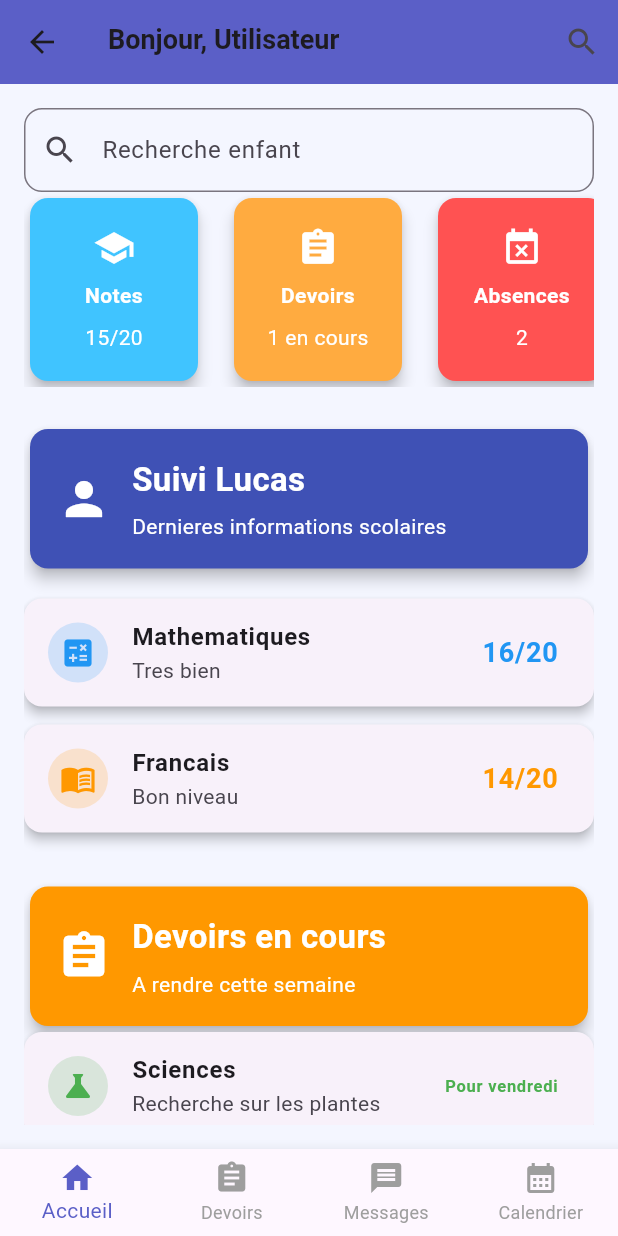
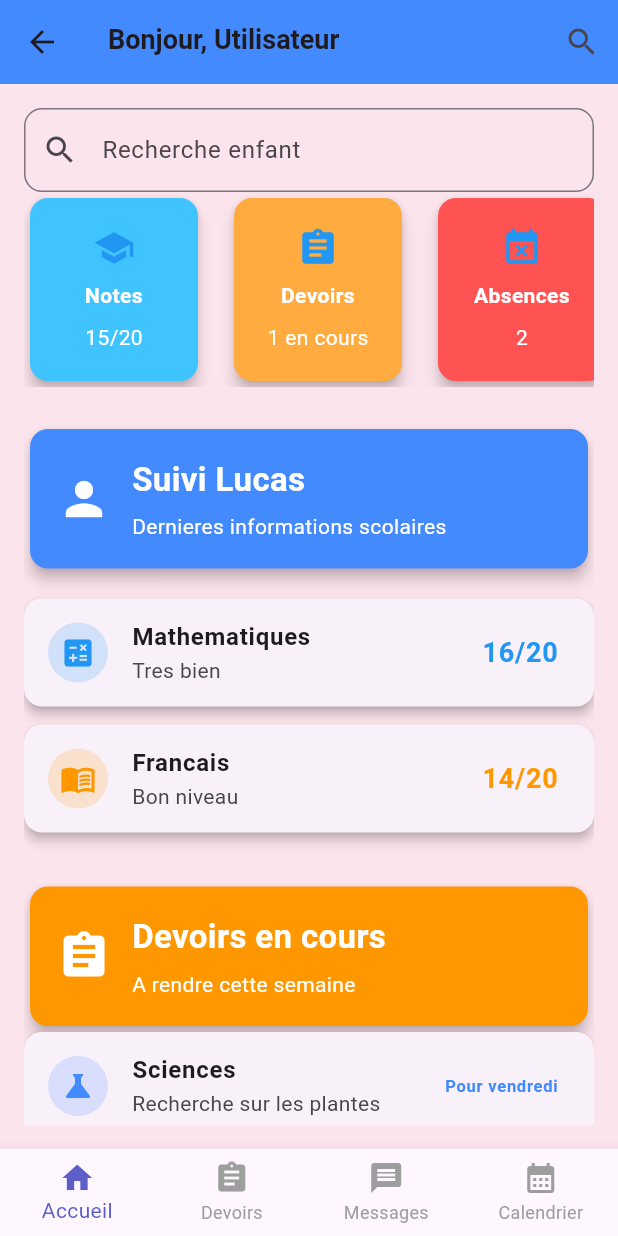
Before and after one commit to persideleonceadihou-cyber/educative, a Flutter app: the screen it shows after launch, after a tap on "Espace Parent", on a phone screen of 412 x 824 dp. Run offline on Flutter 3.47's test engine with Material 3 defaults, Android fonts, the phone set to English and light mode, and no system bars.

Commit message:
Update school pages and home assets

```diff
--- a/lib/home.dart
+++ b/lib/home.dart
@@ -8,21 +8,17 @@ class Home extends StatelessWidget {
   @override
   Widget build(BuildContext context) {
     return Scaffold(
-      backgroundColor: const Color(0xFFF5F7FF),
+      backgroundColor: Colors.pink[50],
       appBar: AppBar(
-        backgroundColor: const Color(0xFF5B5FC7),
         elevation: 0,
         centerTitle: true,
-        title: const Text(
-          'Suivi scolaire',
-          style: TextStyle(fontWeight: FontWeight.bold),
-        ),
+        title: const Text(''),
       ),
       body: Container(
         width: double.infinity,
         decoration: const BoxDecoration(
           gradient: LinearGradient(
-            colors: [Color(0xFFF5F7FF), Color(0xFFE8EDFF)],
+            colors: [Color(0xFFFFE5E5), Color(0xFFFFC1C1)],
             begin: Alignment.topCenter,
             end: Alignment.bottomCenter,
           ),
@@ -32,7 +28,18 @@ class Home extends StatelessWidget {
           child: Column(
             mainAxisAlignment: MainAxisAlignment.center,
             children: [
-              const Icon(Icons.school, size: 80, color: Color(0xFF5B5FC7)),
+              Image.asset(
+                'assets/images/image35.png',
+                height: 100,
+                fit: BoxFit.contain,
+                errorBuilder: (context, error, stackTrace) {
+                  return const Icon(
+                    Icons.school,
+                    size: 80,
+                    color: Color(0xFF5B5FC7),
+                  );
+                },
+              ),
               const SizedBox(height: 20),
               const Text(
                 'Bienvenue sur le suivi scolaire',
@@ -59,7 +66,7 @@ class Home extends StatelessWidget {
                 width: double.infinity,
                 child: ElevatedButton.icon(
                   style: ElevatedButton.styleFrom(
-                    backgroundColor: const Color(0xFF5B5FC7),
+                    backgroundColor: Colors.orange[200],
                     padding: const EdgeInsets.symmetric(vertical: 14),
                     shape: RoundedRectangleBorder(
                       borderRadius: BorderRadius.circular(14),
@@ -71,7 +78,7 @@ class Home extends StatelessWidget {
                       MaterialPageRoute(builder: (context) => const Parentdashboard()),
                     );
                   },
-                  icon: const Icon(Icons.family_restroom, color: Colors.white),
+                  icon: const Icon(Icons.family_restroom, color:  Color(0xFF2C2F63),),
                   label: const Text(
                     'Espace Parent',
                     style: TextStyle(fontSize: 16, fontWeight: FontWeight.w600),
@@ -85,7 +92,7 @@ class Home extends StatelessWidget {
                 width: double.infinity,
                 child: ElevatedButton.icon(
                   style: ElevatedButton.styleFrom(
-                    backgroundColor: const Color(0xFF7C83E6),
+                    backgroundColor: Colors.orange[200],
                     padding: const EdgeInsets.symmetric(vertical: 14),
                     shape: RoundedRectangleBorder(
                       borderRadius: BorderRadius.circular(14),
@@ -97,7 +104,7 @@ class Home extends StatelessWidget {
                       MaterialPageRoute(builder: (context) => const Pageecole()),
                     );
                   },
-                  icon: const Icon(Icons.apartment, color: Colors.white),
+                  icon: const Icon(Icons.school, color: Color(0xFFFCE4EC)),
                   label: const Text(
                     'Espace École',
                     style: TextStyle(fontSize: 16, fontWeight: FontWeight.w600),
--- a/lib/parentdashboard.dart
+++ b/lib/parentdashboard.dart
@@ -92,7 +92,7 @@ class _ParentdashboardState extends State<Parentdashboard> {
           title: 'Sciences',
           subtitle: 'Recherche sur les plantes',
           detail: 'Pour vendredi',
-          color: Colors.green,
+          color: Colors.blueAccent,
           icon: Icons.science,
         ),
       ],
@@ -107,14 +107,14 @@ class _ParentdashboardState extends State<Parentdashboard> {
           subject: 'Mathematiques',
           note: '18/20',
           appreciation: 'Excellent',
-          color: Colors.blue,
+          color: Colors.orangeAccent,
           icon: Icons.calculate,
         ),
         NoteInfo(
           subject: 'Sciences',
           note: '16/20',
           appreciation: 'Bon travail',
-          color: Colors.green,
+          color: Colors.pinkAccent,
           icon: Icons.science,
         ),
       ],
@@ -138,7 +138,7 @@ class _ParentdashboardState extends State<Parentdashboard> {
           subject: 'Histoire',
           note: '13/20',
           appreciation: 'Peut mieux faire',
-          color: Colors.purple,
+          color: Colors.blue,
           icon: Icons.history_edu,
         ),
         NoteInfo(
@@ -186,9 +186,9 @@ class _ParentdashboardState extends State<Parentdashboard> {
   @override
   Widget build(BuildContext context) {
     return Scaffold(
-      backgroundColor: const Color(0xFFF4F6FF),
+      backgroundColor: Colors.pink[50],
       appBar: AppBar(
-        backgroundColor: const Color(0xFF5B5FC7),
+        backgroundColor:Colors.blueAccent,
         title: Column(
           crossAxisAlignment: CrossAxisAlignment.start,
           mainAxisSize: MainAxisSize.min,
@@ -363,7 +363,7 @@ class _ParentdashboardState extends State<Parentdashboard> {
         child: StartCard(
           title: 'Comportement',
           value: selectedStudent.behavior,
-          color: Colors.greenAccent,
+          color: Colors.pink,
           icon: Icons.emoji_people,
         ),
       ),
@@ -375,7 +375,7 @@ const SizedBox(height: 24),
         PageHeaderCard(
           title: "Suivi ${selectedStudent.name}",
           subtitle: "Dernieres informations scolaires",
-          color: Colors.indigo,
+          color: Colors.blueAccent,
           icon: Icons.person,
         ),
         const SizedBox(height: 16),
@@ -420,16 +420,16 @@ class NotesPage extends StatelessWidget {
   @override
   Widget build(BuildContext context) {
     return Scaffold(
-      backgroundColor: const Color(0xFFF4F6FF),
+      backgroundColor: Colors.pink[50],
       appBar: AppBar(
-        backgroundColor: const Color(0xFF5B5FC7),
+        backgroundColor: Colors.lightBlueAccent,
         title: const Text('Notes'),
       ),
       body: ListView(
         padding: const EdgeInsets.all(16.0),
         children: const [
           Card(
-            color: Color(0xFF5B5FC7),
+            color: Colors.pinkAccent,
             elevation: 4,
             child: Padding(
               padding: EdgeInsets.all(18.0),
@@ -438,7 +438,7 @@ class NotesPage extends StatelessWidget {
                 children: [
                   Text(
                     'Moyenne générale',
-                    style: TextStyle(fontSize: 16, color: Colors.white70),
+                    style: TextStyle(fontSize: 16, color: Colors.blue),
                   ),
                   SizedBox(height: 8),
                   Text(
@@ -446,13 +446,13 @@ class NotesPage extends StatelessWidget {
                     style: TextStyle(
                       fontSize: 34,
                       fontWeight: FontWeight.bold,
-                      color: Colors.white,
+                      color: Color(0xFFFCE4EC),),
                     ),
-                  ),
+                  SizedBox(height: 12),
                   SizedBox(height: 6),
                   Text(
                     'Très bon travail, continue comme ça.',
-                    style: TextStyle(fontSize: 14, color: Colors.white),
+                    style: TextStyle(fontSize: 14, color: Colors.blue),
                   ),
                 ],
               ),
@@ -648,7 +648,7 @@ class CalendrierContent extends StatelessWidget {
         PageHeaderCard(
           title: 'Calendrier',
           subtitle: 'Evenements importants a venir',
-          color: Colors.green,
+          color: Colors.orange,
           icon: Icons.calendar_month,
         ),
         SizedBox(height: 16),
@@ -657,7 +657,7 @@ class CalendrierContent extends StatelessWidget {
           subtitle: 'Rencontre avec les enseignants',
           detail: '20 mai',
           icon: Icons.groups,
-          color: Colors.green,
+          color: Colors.blueAccent,
         ),
         SimpleInfoCard(
           title: 'Controle de sciences',
@@ -879,7 +879,7 @@ class StartCard extends StatelessWidget {
           child: Column(
             mainAxisAlignment: MainAxisAlignment.center,
             children: [
-              if (icon != null) Icon(icon, color: Colors.white, size: 28),
+              if (icon != null) Icon(icon, color: Colors.blue, size: 28),
               const SizedBox(height: 8),
               Text(title,
                   textAlign: TextAlign.center,
--- a/pubspec.yaml
+++ b/pubspec.yaml
@@ -57,6 +57,9 @@ flutter:
   # the material Icons class.
   uses-material-design: true
 
+  assets:
+    - assets/images/image35.png
+
   # To add assets to your application, add an assets section, like this:
   # assets:
   #   - images/a_dot_burr.jpeg
```
Also changed, not shown: lib/liste_eleves_page.dart (+103 -9 lines), lib/pageecole.dart (+56 -13 lines), assets/images/image35.png (added), 1 other file.
